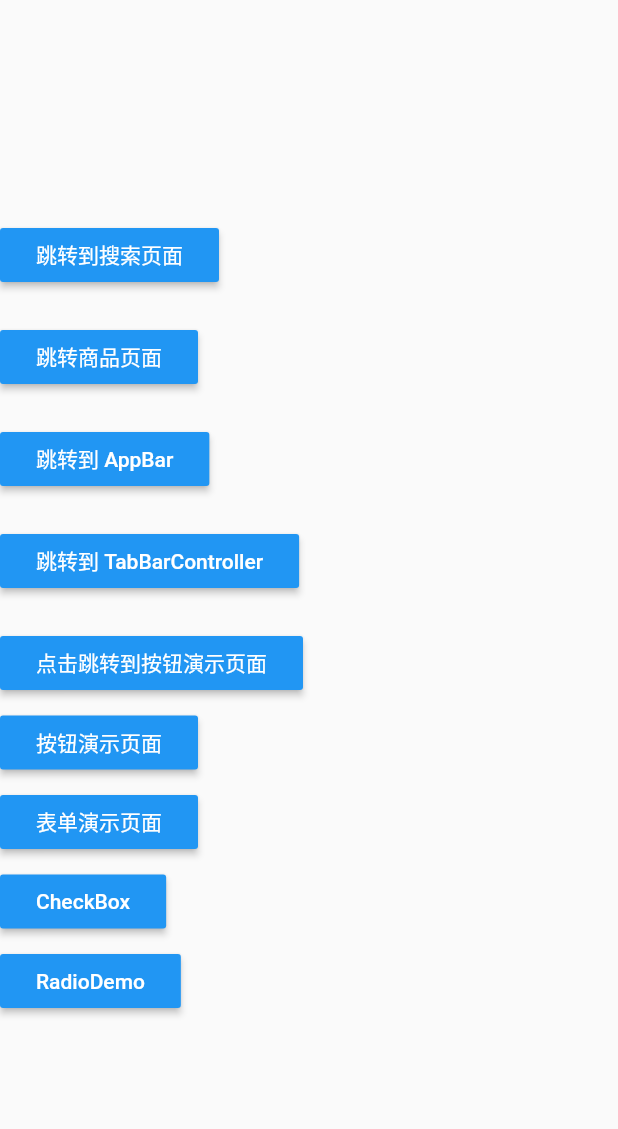
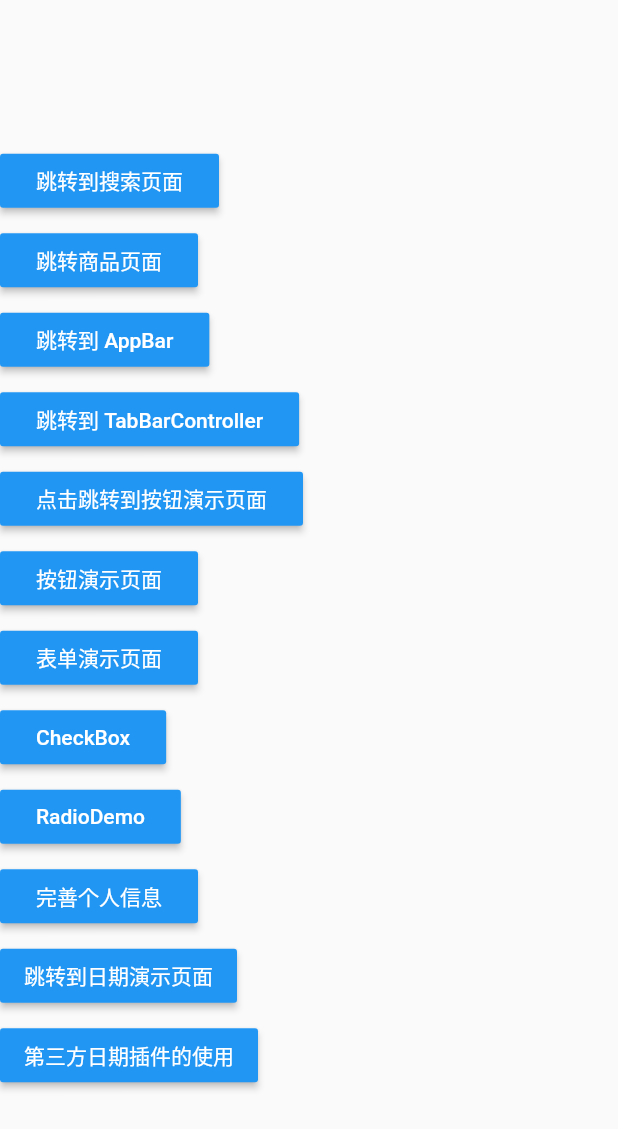
Before and after one commit to HanQiGod/LearnFlutter, a Flutter app: the HomePage widget shown alone on an empty page, opened directly, on a phone screen of 412 x 824 dp. Shown: the top 1129 px of the screen. Run offline on Flutter 3.47's test engine with Material 2 defaults, Android fonts, the phone set to English and light mode, and no system bars; our stand-ins replace date_format; network calls fail.

Commit message:
新增笔记

```diff
--- a/demo1/lib/demo13/pages/router/routers.dart
+++ b/demo1/lib/demo13/pages/router/routers.dart
@@ -25,6 +25,11 @@ import 'package:demo1/demo20/checkBox.dart';
 import 'package:demo1/demo20/radio.dart';
 import 'package:demo1/demo20/textField.dart';
 
+import 'package:demo1/demo20/formDemo.dart';
+
+import 'package:demo1/demo21/datePicker.dart';
+import 'package:demo1/demo21/datePickerPub.dart';
+
 
 // 注册路由表
 Map<String, WidgetBuilder> routers = {
@@ -51,5 +56,9 @@ Map<String, WidgetBuilder> routers = {
   '/textFieldDemo': (context) => TextFieldDemoPage(),
   '/radioDemo': (context) => RadioDemoPage(),
   '/checkBoxDemo': (context) => CheckBoxDemoPage(),
+  '/formDemo': (context) => FormDemoPage(),
+
+  '/datePicker': (context) => DatePickerPage(),
+  '/datePickerPub': (context) => DatePickerPubPage(),
 
 };
--- a/demo1/lib/demo13/pages/tabs/home.dart
+++ b/demo1/lib/demo13/pages/tabs/home.dart
@@ -33,7 +33,7 @@ class _HomePageState extends State<HomePage> {
 
           },
         ),
-        SizedBox(height: 20,),
+        SizedBox(height: 5,),
         RaisedButton(
           child: Text('跳转商品页面'),
           color: Theme.of(context).accentColor,
@@ -42,7 +42,7 @@ class _HomePageState extends State<HomePage> {
             Navigator.pushNamed(context, '/product');
           },
         ),
-        SizedBox(height: 20,),
+        SizedBox(height: 5,),
         RaisedButton(
           child: Text('跳转到 AppBar'),
           color: Theme.of(context).accentColor,
@@ -52,7 +52,7 @@ class _HomePageState extends State<HomePage> {
             Navigator.pushNamed(context, '/appbarDemo');
           },
         ),
-        SizedBox(height: 20,),
+        SizedBox(height: 5,),
         RaisedButton(
           child: Text('跳转到 TabBarController'),
           color: Theme.of(context).accentColor,
@@ -62,7 +62,7 @@ class _HomePageState extends State<HomePage> {
             Navigator.pushNamed(context, '/tabBarController');
           },
         ),
-        SizedBox(height: 20,),
+        SizedBox(height: 5,),
         RaisedButton(
           child: Text('点击跳转到按钮演示页面'),
           color: Theme.of(context).accentColor,
@@ -111,6 +111,34 @@ class _HomePageState extends State<HomePage> {
             // 路有跳转
             Navigator.pushNamed(context, '/radioDemo');
           },
+        ),
+        SizedBox(height: 5,),
+        RaisedButton(
+          child: Text('完善个人信息'),
+          color: Theme.of(context).accentColor,
+          textTheme: ButtonTextTheme.primary,
+          onPressed: (){
+            // 路有跳转
+            Navigator.pushNamed(context, '/formDemo');
+          },
+        ),
+        SizedBox(height: 5,),
+        RaisedButton(
+          child: Text('跳转到日期演示页面'),
+          color: Colors.blue,
+          textColor: Colors.white,
+          onPressed: (){
+            Navigator.pushNamed(context, '/datePicker');
+          },
+        ),
+        SizedBox(height: 5,),
+        RaisedButton(
+          child: Text('第三方日期插件的使用'),
+          color: Colors.blue,
+          textColor: Colors.white,
+          onPressed: (){
+            Navigator.pushNamed(context, '/datePickerPub');
+          },
         )
 
       ],
--- a/demo1/lib/demo20/checkBox.dart
+++ b/demo1/lib/demo20/checkBox.dart
@@ -61,6 +61,7 @@ class _CheckBoxDemoPageState extends State<CheckBoxDemoPage> {
             title: Text('标题'),
             subtitle: Text('二级标题'),
             secondary: Icon(Icons.home),
+            selected: this.flag, // 设置选中文字高亮
             onChanged: (value){
               setState(() {
                 this.flag = value;
--- /dev/null
+++ b/demo1/lib/demo20/main_demo20_4.dart
@@ -0,0 +1,44 @@
+import 'package:demo1/demo13/pages/router/routers.dart';
+import 'package:flutter/material.dart';
+
+
+/**
+ *
+ * Flutter 中的表单
+ *
+ * 1. TextField 组件（单行、多行、密码框等文本框）
+ *
+ * 2. CheckBox 多选按钮组
+ *
+ * 3. Radio 单选按钮组
+ *
+ * 4. Switch 开关组件
+ *
+ * 5. CheckBoxListTile
+ *
+ * 6. RadioListTile
+ *
+ * 7. SwitchListTile
+ *
+ * 8. Slide
+ *
+ *
+ *  */
+
+
+// 入口方法
+void main() => runApp(MyApp());
+
+class MyApp extends StatelessWidget {
+  @override
+  Widget build(BuildContext context) {
+
+    // 路由代码抽离
+    return MaterialApp(
+      debugShowCheckedModeBanner: false, // 去掉 debug 图标
+      // home: Taps(),
+      initialRoute: '/',  // 初始化时加载的路由
+      routes: routers,
+    );
+  }
+}
--- /dev/null
+++ b/demo1/lib/demo20/main_demo20_5.dart
@@ -0,0 +1,44 @@
+import 'package:demo1/demo13/pages/router/routers.dart';
+import 'package:flutter/material.dart';
+
+
+/**
+ *
+ * Flutter 中的表单
+ *
+ * 1. TextField 组件（单行、多行、密码框等文本框）
+ *
+ * 2. CheckBox 多选按钮组
+ *
+ * 3. Radio 单选按钮组
+ *
+ * 4. Switch 开关组件
+ *
+ * 5. CheckBoxListTile
+ *
+ * 6. RadioListTile
+ *
+ * 7. SwitchListTile
+ *
+ * 8. Slide
+ *
+ *
+ *  */
+
+
+// 入口方法
+void main() => runApp(MyApp());
+
+class MyApp extends StatelessWidget {
+  @override
+  Widget build(BuildContext context) {
+
+    // 路由代码抽离
+    return MaterialApp(
+      debugShowCheckedModeBanner: false, // 去掉 debug 图标
+      // home: Taps(),
+      initialRoute: '/formDemo',  // 初始化时加载的路由
+      routes: routers,
+    );
+  }
+}
--- a/demo1/lib/res/Routers.dart
+++ b/demo1/lib/res/Routers.dart
@@ -80,6 +80,10 @@ import '../demo19/main_demo19_1.dart' as main_demo19_1;
 import '../demo20/main_demo20_1.dart' as main_demo20_1;
 import '../demo20/main_demo20_2.dart' as main_demo20_2;
 import '../demo20/main_demo20_3.dart' as main_demo20_3;
+import '../demo20/main_demo20_4.dart' as main_demo20_4;
+import '../demo20/main_demo20_5.dart' as main_demo20_5;
+
+import '../demo21/main_demo21_1.dart' as main_demo21_1;
 
 
 // 注册路由表
@@ -165,6 +169,10 @@ Map<String, WidgetBuilder> mainRouters = {
   'main_demo20_1': (context) => main_demo20_1.MyApp(),
   'main_demo20_2': (context) => main_demo20_2.MyApp(),
   'main_demo20_3': (context) => main_demo20_3.MyApp(),
+  'main_demo20_4': (context) => main_demo20_4.MyApp(),
+  'main_demo20_5': (context) => main_demo20_5.MyApp(),
+
+  'main_demo21_1': (context) => main_demo21_1.MyApp(),
 
 
 };
--- a/demo1/pubspec.yaml
+++ b/demo1/pubspec.yaml
@@ -19,10 +19,13 @@ environment:
 dependencies:
   flutter:
     sdk: flutter
+  flutter_localizations:
+    sdk: flutter
 
   # The following adds the Cupertino Icons font to your application.
   # Use with the CupertinoIcons class for iOS style icons.
   cupertino_icons: ^0.1.2
+  date_format: ^1.0.6
 
 dev_dependencies:
   flutter_test:
```
Also changed, not shown: demo1/lib/demo20/formDemo.dart (added, +146 -0 lines), demo1/lib/demo20/radio.dart (+81 -1 lines), demo1/lib/demo21/datePicker.dart (added, +136 -0 lines), demo1/lib/demo21/datePickerPub.dart (added, +21 -0 lines), demo1/lib/demo21/main_demo21_1.dart (added, +43 -0 lines), demo1/lib/res/catalogData.dart (+8 -0 lines), demo1/pubspec.lock, 2 other files.
